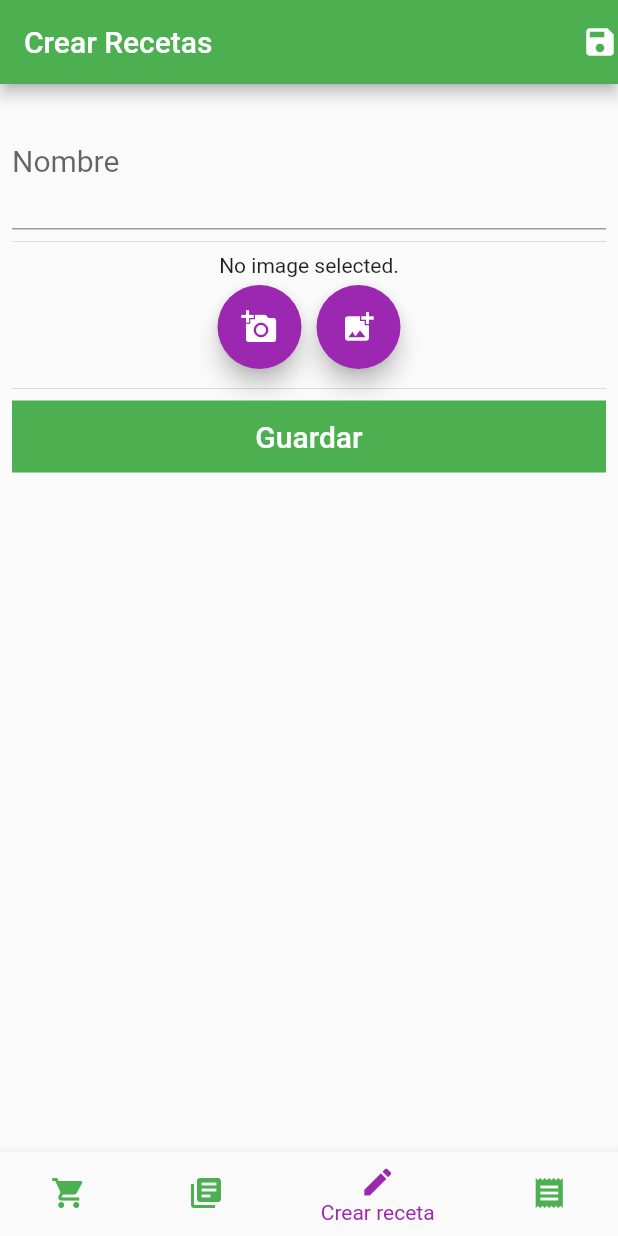
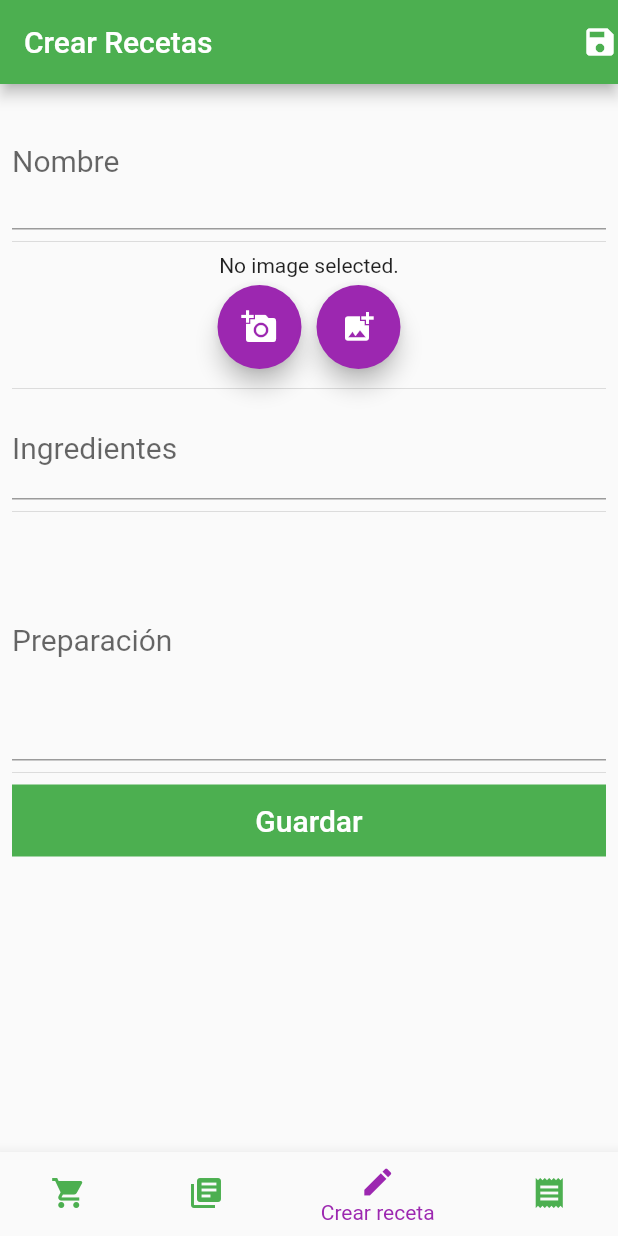
Before and after one commit to Migue28/in-my-list, a Flutter app: the screen it shows after launch, item 3 of the bottom bar chosen, after a tap on the "add a photo" icon, on a phone screen of 412 x 824 dp. Run offline on Flutter 3.47's test engine with Material 2 defaults, Android fonts, the phone set to English and light mode, and no system bars; our stand-ins replace image_picker.

Commit message:
Insertar ingredientes y renderizarlos cuando se presiona ok

```diff
--- a/lib/screens/crear-recetas-screen.dart
+++ b/lib/screens/crear-recetas-screen.dart
@@ -3,6 +3,8 @@ import 'dart:async';
 
 import 'package:flutter/material.dart';
 import 'package:image_picker/image_picker.dart';
+
+import '../providers/recetas.dart';
 
 class CrearRecetasScreen extends StatefulWidget {
   CrearRecetasScreen({Key key}) : super(key: key);
@@ -15,13 +17,41 @@ class _CrearRecetasScreenState extends State<CrearRecetasScreen> {
   final _formKey = GlobalKey<FormState>();
   File _image;
   bool _imagenGaleria = true;
+  List<String> _ingredientes = [];
+  TextEditingController _ingredientesText = new TextEditingController();
+
+  //Lista de ingredientes para renderizar
+  Widget getIngredientes(List<String> ingredientes) {
+    return new Wrap(
+      children: ingredientes
+          .map(
+            (item) => Dismissible(
+              key: ValueKey(item),
+              onDismissed: (direction) {
+                _ingredientes.removeWhere((element) => element.contains(item));
+              },
+              child: Card(
+                child: ListTile(
+                  title: Text(
+                    item,
+                    style: TextStyle(fontSize: 20),
+                  ),
+                  trailing: Icon(Icons.clear),
+                  onTap: () {},
+                ),
+              ),
+            ),
+          )
+          .toList(),
+    );
+  }
 
   //Elegir una imagen de la galeria o tomar una foto
   Future getImage() async {
     var image = await ImagePicker.pickImage(
       source: _imagenGaleria ? ImageSource.gallery : ImageSource.camera,
-      maxHeight: 1000,
-      maxWidth: 1000,
+      maxHeight: 500,
+      maxWidth: 500,
       imageQuality: 100,
     );
 
@@ -85,6 +115,31 @@ class _CrearRecetasScreenState extends State<CrearRecetasScreen> {
               ),
             ),
             Divider(),
+            getIngredientes(_ingredientes),
+            TextFormField(
+              controller: _ingredientesText,
+              style: TextStyle(fontSize: 20),
+              maxLines: 1,
+              decoration: InputDecoration(
+                labelText: 'Ingredientes',
+                hintText: 'Ejemplo: Cebolla, Arroz...',
+              ),
+              onFieldSubmitted: (value) {
+                setState(() {
+                  _ingredientes.add(value.toString());
+
+                  _ingredientesText.clear();
+                });
+              },
+            ),
+            Divider(),
+            CustomTextFormField(
+              nombre: 'Preparación',
+              hintText: 'Primero agrega un pizca de sal en el arroz...',
+              lineas: 5,
+              vacioText: 'la preparación',
+            ),
+            Divider(),
             Container(
               decoration: BoxDecoration(
                 color: Colors.green,
```
